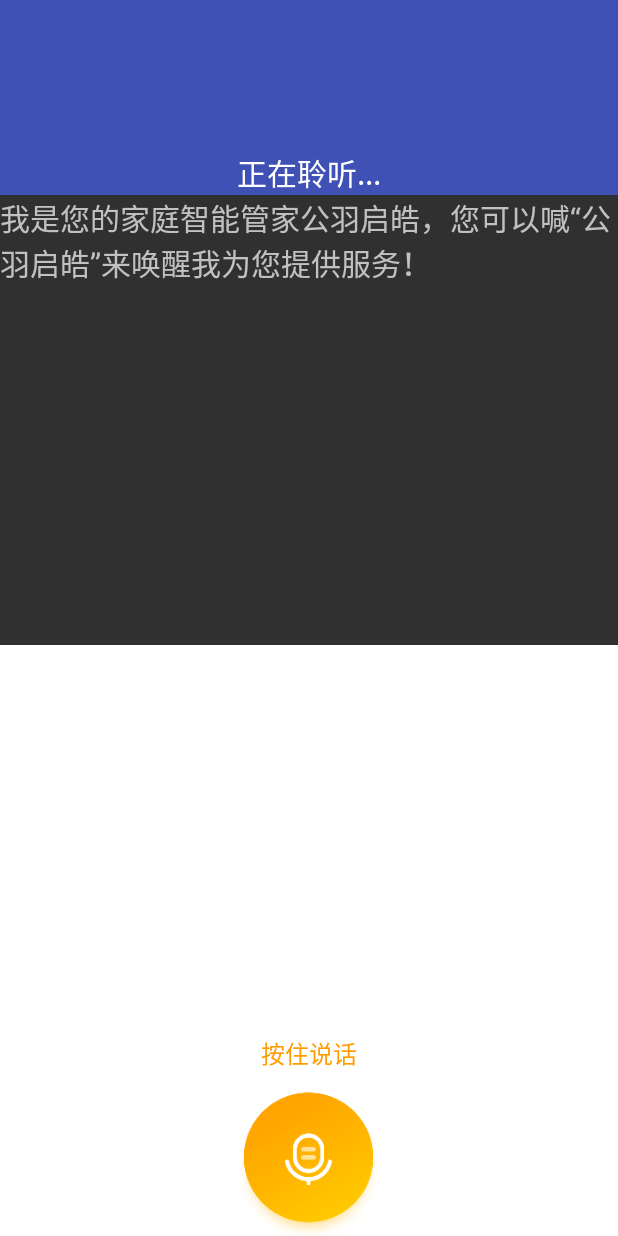
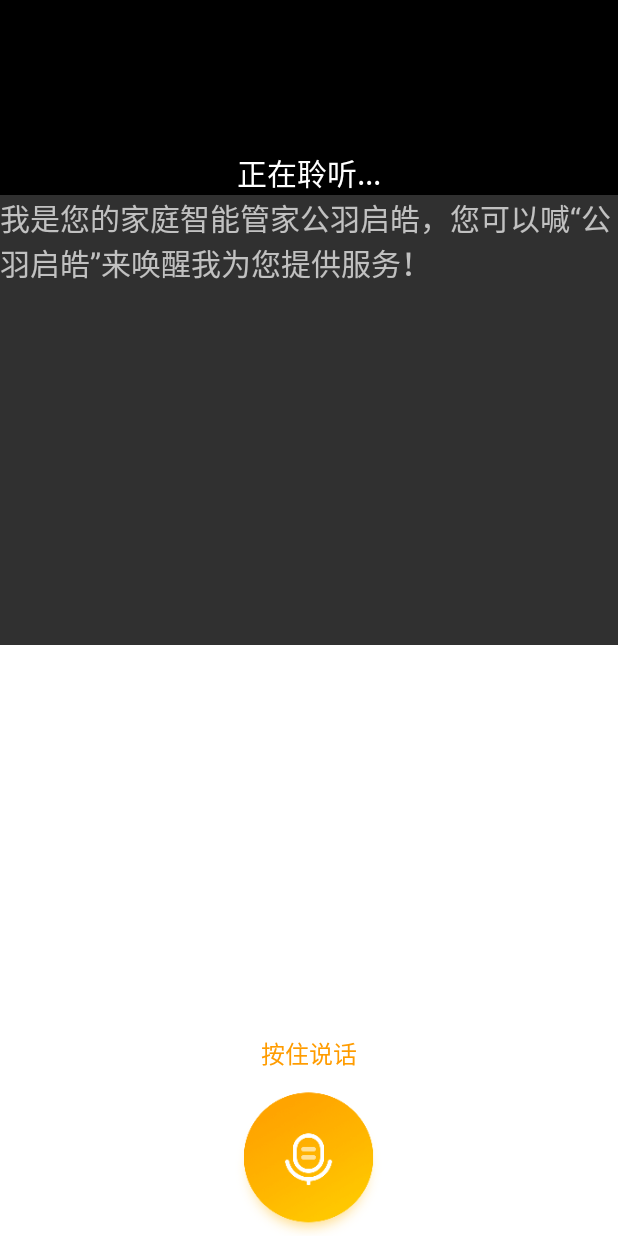
Before and after one commit to KianWeng/IntelligentButler, an Android app: the screen it shows after launch (MainActivity), on a phone screen of 412 x 824 dp. Run offline under Robolectric (Android 15) with nearby library versions, the phone set to English and light mode, and no system bars; network calls fail; 2 statements that could not run were skipped.

Commit message:
修改logo背景颜色

```diff
--- a/app/src/main/res/layout/activity_main.xml
+++ b/app/src/main/res/layout/activity_main.xml
@@ -10,7 +10,7 @@
         android:id="@+id/linearLayout"
         android:layout_width="0dp"
         android:layout_height="wrap_content"
-        android:background="@color/colorPrimary"
+        android:background="@color/black"
         android:orientation="vertical"
         app:layout_constraintBottom_toTopOf="@+id/noscrollviewpager"
         app:layout_constraintHorizontal_bias="0.0"
```
